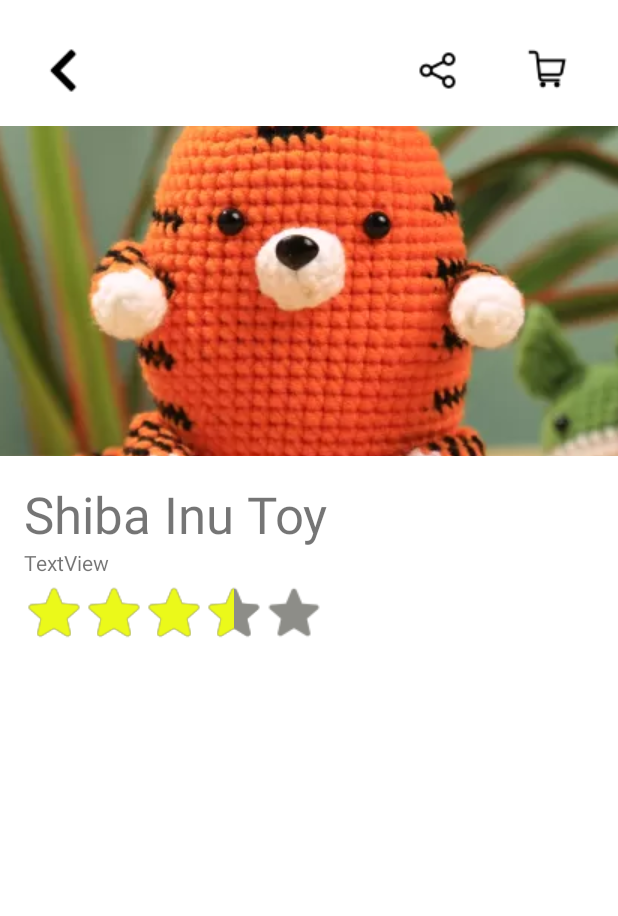
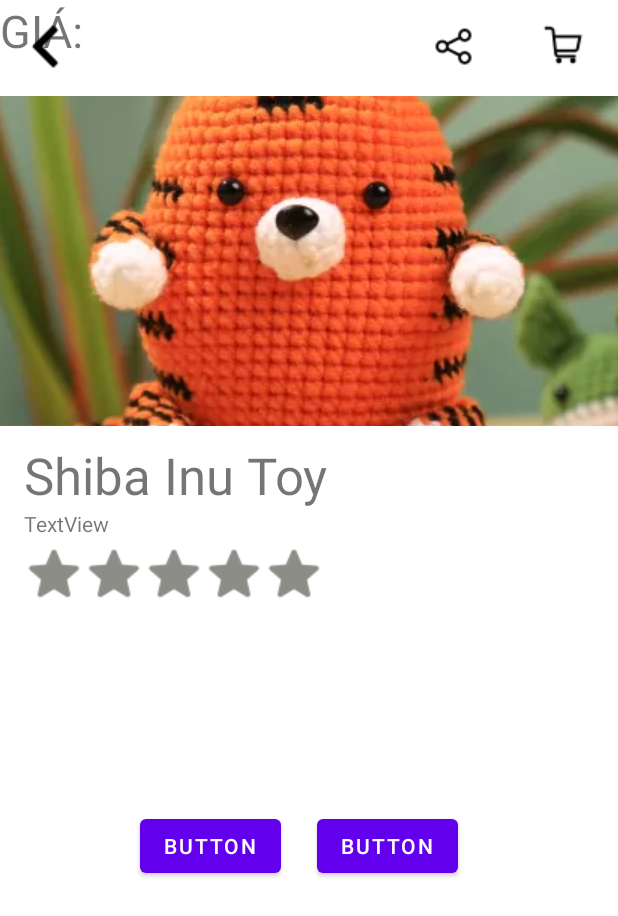
Before and after one commit to tuyetlnhh/mobile_app_lena, an Android app: the screen it shows after launch (MainActivity), on a phone screen of 412 x 824 dp. Shown: the top 916 px of the screen. Run offline under Robolectric (Android 15) with nearby library versions, the phone set to English and light mode, and no system bars.

Commit message:
add some unnecessary files

```diff
--- a/app/src/main/java/com/example/app_mobile_lena/MainActivity.java
+++ b/app/src/main/java/com/example/app_mobile_lena/MainActivity.java
@@ -1,8 +1,12 @@
 package com.example.app_mobile_lena;
 
 import androidx.appcompat.app.AppCompatActivity;
+import androidx.fragment.app.FragmentManager;
+import androidx.fragment.app.FragmentTransaction;
 
 import android.os.Bundle;
+import android.view.View;
+import android.widget.Button;
 import android.widget.RatingBar;
 
 public class MainActivity extends AppCompatActivity {
@@ -11,7 +15,27 @@ public class MainActivity extends AppCompatActivity {
     protected void onCreate(Bundle savedInstanceState) {
         super.onCreate(savedInstanceState);
         setContentView(R.layout.product_detail);
-        RatingBar ratingbar = findViewById(R.id.ratingBar);
-        ratingbar.setRating(3.67f);
+
+        Button button1 = findViewById(R.id.btnShowDescription);
+        Button button2 = findViewById(R.id.btnShowReviews);
+        button1.setOnClickListener(new View.OnClickListener() {
+            @Override
+            public void onClick(View v) {
+                FragmentManager fragmentManager = getSupportFragmentManager();
+                FragmentTransaction fragmentTransaction = fragmentManager.beginTransaction();
+                fragmentTransaction.replace(R.id.flFragment, new Fragment1());
+                fragmentTransaction.commit();
+            }
+        });
+
+        button2.setOnClickListener(new View.OnClickListener() {
+            @Override
+            public void onClick(View v) {
+                FragmentManager fragmentManager = getSupportFragmentManager();
+                FragmentTransaction fragmentTransaction = fragmentManager.beginTransaction();
+                fragmentTransaction.replace(R.id.flFragment, new ProductDescription_Fragment());
+                fragmentTransaction.commit();
+            }
+        });
     }
 }
--- a/app/src/main/res/layout/fragment1.xml
+++ b/app/src/main/res/layout/fragment1.xml
@@ -3,11 +3,10 @@
     android:orientation="vertical" android:layout_width="match_parent"
     android:background="#FF0000"
     android:layout_height="match_parent">
-    <TextView
+    <androidx.recyclerview.widget.RecyclerView
         android:layout_width="wrap_content"
         android:layout_height="wrap_content"
         android:text="fragment 1"
         android:textSize="30dp"
-        android:layout_gravity="center"
         />
 </LinearLayout>
--- a/app/src/main/res/layout/product_detail.xml
+++ b/app/src/main/res/layout/product_detail.xml
@@ -6,11 +6,24 @@
     android:layout_height="match_parent">
 
     <ImageButton
+        android:id="@+id/btnBack"
+        android:layout_width="wrap_content"
+        android:layout_height="wrap_content"
+        android:layout_marginStart="4dp"
+        android:layout_marginTop="4dp"
+        android:background="@color/white"
+        android:contentDescription="@string/btnBackDescription"
+        android:padding="12dp"
+        android:src="@drawable/back_30px"
+        app:layout_constraintStart_toStartOf="parent"
+        app:layout_constraintTop_toTopOf="parent" />
+
+    <ImageButton
         android:id="@+id/btnBack3"
         android:layout_width="wrap_content"
         android:layout_height="wrap_content"
         android:layout_marginStart="20dp"
-        android:layout_marginTop="20dp"
+        android:layout_marginTop="4dp"
         android:background="@color/white"
         android:contentDescription="@string/btnBackDescription"
         android:padding="12dp"
@@ -21,29 +34,16 @@
         app:layout_constraintTop_toTopOf="parent" />
 
     <ImageButton
-        android:id="@+id/btnBack"
-        android:layout_width="wrap_content"
-        android:layout_height="wrap_content"
-        android:layout_marginStart="16dp"
-        android:layout_marginTop="20dp"
-        android:background="@color/white"
-        android:contentDescription="@string/btnBackDescription"
-        android:padding="12dp"
-        android:src="@drawable/back_30px"
-        app:layout_constraintStart_toStartOf="parent"
-        app:layout_constraintTop_toTopOf="parent" />
-
-    <ImageButton
         android:id="@+id/btnShareProduct"
         android:layout_width="wrap_content"
         android:layout_height="wrap_content"
-        android:layout_marginTop="20dp"
+        android:layout_marginTop="4dp"
         android:background="@color/white"
         android:contentDescription="@string/btnBackDescription"
         android:padding="12dp"
         android:src="@drawable/share_30px"
         app:layout_constraintEnd_toEndOf="parent"
-        app:layout_constraintHorizontal_bias="0.739"
+        app:layout_constraintHorizontal_bias="0.77"
         app:layout_constraintStart_toStartOf="parent"
         app:layout_constraintTop_toTopOf="parent" />
 
@@ -51,11 +51,10 @@
         android:id="@+id/imageView"
         android:layout_width="413dp"
         android:layout_height="220dp"
-        android:layout_marginTop="84dp"
+        android:layout_marginTop="64dp"
         android:scaleType="center"
         android:src="@drawable/image_1"
         app:layout_constraintEnd_toEndOf="parent"
-        app:layout_constraintHorizontal_bias="0.5"
         app:layout_constraintStart_toStartOf="parent"
         app:layout_constraintTop_toTopOf="parent"
         tools:srcCompat="@drawable/image_2" />
@@ -64,7 +63,7 @@
         android:id="@+id/textView"
         android:layout_width="wrap_content"
         android:layout_height="wrap_content"
-        android:layout_marginTop="16dp"
+        android:layout_marginTop="10dp"
         android:text="Shiba Inu Toy"
         android:textSize="34sp"
         app:layout_constraintEnd_toEndOf="parent"
@@ -94,18 +93,51 @@
         app:layout_constraintStart_toStartOf="parent"
         app:layout_constraintTop_toBottomOf="@+id/textView2" />
 
+    <Button
+        android:id="@+id/btnShowDescription"
+        android:layout_width="wrap_content"
+        android:layout_height="wrap_content"
+        android:layout_marginBottom="236dp"
+        android:text="Button"
+        app:layout_constraintBottom_toBottomOf="parent"
+        app:layout_constraintEnd_toEndOf="parent"
+        app:layout_constraintHorizontal_bias="0.293"
+        app:layout_constraintStart_toStartOf="parent" />
 
-<!--    <fragment-->
-<!--        android:id="@+id/listFragment"-->
-<!--        class="com.example.app_mobile_lena.Fragment1"-->
-<!--        android:layout_width="290dp"-->
-<!--        android:layout_height="170dp"-->
-<!--        android:layout_weight="1"-->
-<!--        tools:layout="@layout/fragment1"-->
-<!--        tools:layout_editor_absoluteX="60dp"-->
-<!--        tools:layout_editor_absoluteY="501dp"></fragment>-->
+    <TextView
+        android:id="@+id/textView3"
+        android:layout_width="wrap_content"
+        android:layout_height="wrap_content"
+        android:text="GIÁ:"
+        android:textSize="30dp"
+        tools:layout_editor_absoluteX="17dp"
+        tools:layout_editor_absoluteY="404dp" />
 
-<!--    <Button-->
+
+    <Button
+        android:id="@+id/btnShowReviews"
+        android:layout_width="wrap_content"
+        android:layout_height="wrap_content"
+        android:layout_marginStart="24dp"
+        android:layout_marginBottom="236dp"
+        android:text="Button"
+        app:layout_constraintBottom_toBottomOf="parent"
+        app:layout_constraintEnd_toEndOf="parent"
+        app:layout_constraintHorizontal_bias="0.0"
+        app:layout_constraintStart_toEndOf="@+id/btnShowDescription" />
+
+    <FrameLayout
+        android:id="@+id/flFragment"
+        android:layout_width="293dp"
+        android:layout_height="131dp"
+        android:layout_marginBottom="100dp"
+        android:layout_weight="1"
+        app:layout_constraintBottom_toBottomOf="parent"
+        app:layout_constraintEnd_toEndOf="parent"
+        app:layout_constraintStart_toStartOf="parent"
+        tools:layout="@layout/fragment_product_description_"/>
+
+    <!--    <Button-->
 <!--        android:id="@+id/button"-->
 <!--        android:layout_width="wrap_content"-->
 <!--        android:layout_height="wrap_content"-->
--- a/app/src/main/res/values/strings.xml
+++ b/app/src/main/res/values/strings.xml
@@ -3,4 +3,6 @@
     <string name="len">LEN</string>
     <string name="logoA">A</string>
     <string name="btnBackDescription">Comeback to main store</string>
+    <!-- TODO: Remove or change this placeholder text -->
+    <string name="hello_blank_fragment">Hello blank fragment</string>
 </resources>
--- a/app/src/main/res/values/styles.xml
+++ b/app/src/main/res/values/styles.xml
@@ -20,7 +20,7 @@
     </style>
     <style name="CustomRatingBar" parent="@android:style/Widget.RatingBar">
         <item name="android:progressDrawable">@drawable/ratingbar</item>
-        <item name="android:minHeight">50dp</item>
-        <item name="android:maxHeight">50dp</item>
+        <item name="android:minHeight">40dp</item>
+        <item name="android:maxHeight">40dp</item>
     </style>
 </resources>
```
Also changed, not shown: app/src/main/java/com/example/app_mobile_lena/ProductDescription_Fragment.java (added, +46 -0 lines), app/src/main/res/layout/fragment_product_description_.xml (added, +35 -0 lines).
